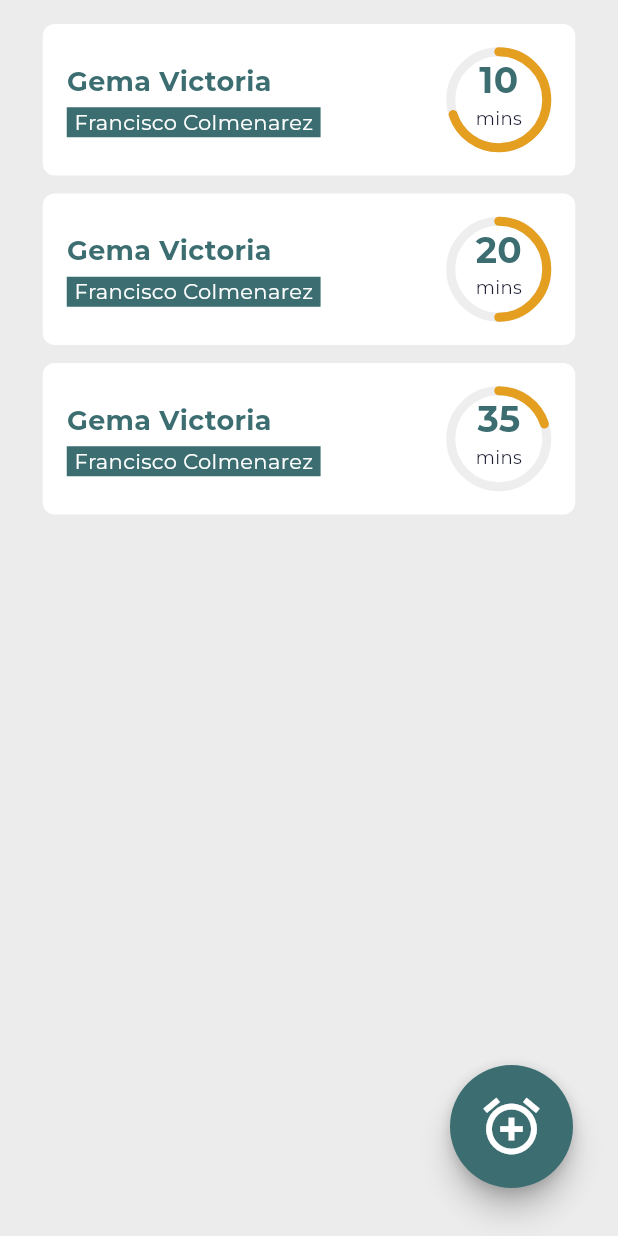
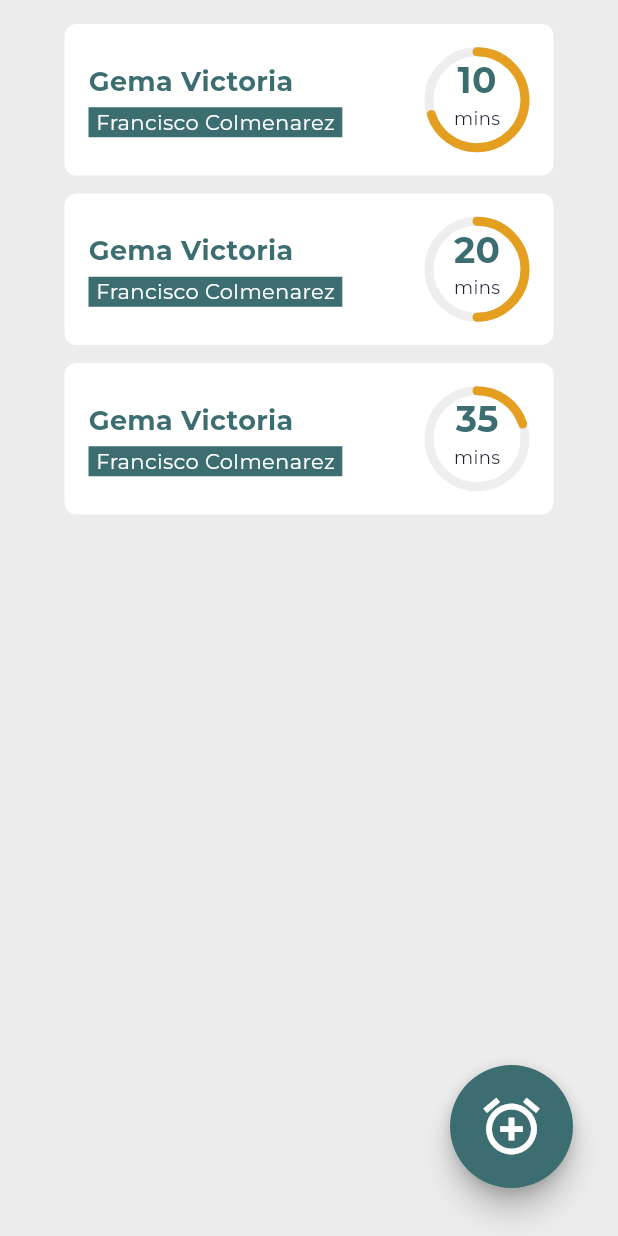
Before and after one commit to jisusDev/play_safe_application, a Flutter app: the screen it shows after launch, on a phone screen of 412 x 824 dp. Run offline on Flutter 3.47's test engine with Material 3 defaults, Android fonts, the phone set to English and light mode, and no system bars; drawn by our look-alikes of percent_indicator; our stand-ins replace flutter_riverpod; project files that could hold a hidden picture were left out.

Commit message:
feature fix padding width

```diff
--- a/lib/widgets/card/ps_card_container.dart
+++ b/lib/widgets/card/ps_card_container.dart
@@ -21,8 +21,9 @@ class CardContainer extends StatelessWidget {
   Widget build(BuildContext context) {
     return GestureDetector(
       onTap: onPressed,
+      child: Padding(
+        padding: const EdgeInsets.symmetric(horizontal: 27),
         child: Container(
-        width: 355,
           height: 101,
           decoration: BoxDecoration(
             color: PsAppcolor.white,
@@ -67,6 +68,7 @@ class CardContainer extends StatelessWidget {
             ),
           ),
         ),
+      ),
     );
   }
 }
--- a/lib/widgets/circular_percent_indicator/ps_circular_percent_indicator.dart
+++ b/lib/widgets/circular_percent_indicator/ps_circular_percent_indicator.dart
@@ -13,7 +13,9 @@ class PSCircularPercentIndicator extends StatelessWidget {
 
   @override
   Widget build(BuildContext context) {
-    return CircularPercentIndicator(
+    return Padding(
+      padding: const EdgeInsets.symmetric(vertical: 15),
+      child: CircularPercentIndicator(
         radius: 35,
         lineWidth: 6.0,
         percent: progressPercent,
@@ -22,11 +24,11 @@ class PSCircularPercentIndicator extends StatelessWidget {
           children: [
             Text(
               numberMinutes ?? "error numberMinutes",
-            style: PsTextStyle.titleH1(PsAppcolor.primary)
+              style: PsTextStyle.titleH1(PsAppcolor.primary),
             ),
             Text(
               "mins",
-            style: PsTextStyle.smallRegular(PsAppcolor.black)
+              style: PsTextStyle.smallRegular(PsAppcolor.black),
             ),
             const SizedBox(
               height: 10,
@@ -36,6 +38,7 @@ class PSCircularPercentIndicator extends StatelessWidget {
         progressColor: PsAppcolor.secundary,
         backgroundColor: Colors.grey.shade200,
         circularStrokeCap: CircularStrokeCap.round,
+      ),
     );
   }
 }
```
Lines whose indentation alone changed are shown as unchanged.
